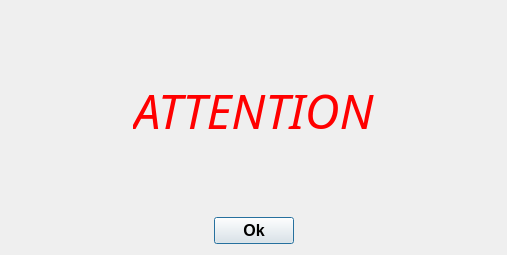
eyecu-im/eyecu-qt, file src/plugins/attention/attentiondialog.ui: the form before one commit.
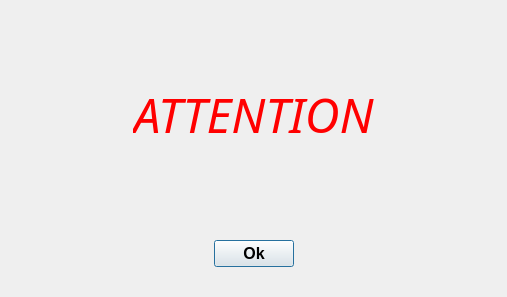
The form after the commit.

Commit message:
Attention dialog fixes
An attempt to fix Attention dialog geomenry. Not finished yet.

The edit to the form file:
```diff
--- a/src/plugins/attention/attentiondialog.ui
+++ b/src/plugins/attention/attentiondialog.ui
@@ -10,11 +10,11 @@
     <x>0</x>
     <y>0</y>
     <width>507</width>
-    <height>255</height>
+    <height>297</height>
    </rect>
   </property>
   <property name="sizePolicy">
-   <sizepolicy hsizetype="MinimumExpanding" vsizetype="MinimumExpanding">
+   <sizepolicy hsizetype="Preferred" vsizetype="Preferred">
     <horstretch>0</horstretch>
     <verstretch>0</verstretch>
    </sizepolicy>
@@ -32,8 +32,21 @@
   </property>
   <layout class="QVBoxLayout" name="verticalLayout">
    <item>
-    <layout class="QHBoxLayout" name="horizontalLayout">
-     <item>
+    <layout class="QGridLayout" name="gridLayout_3">
+     <item row="0" column="3">
+      <spacer name="horizontalSpacer">
+       <property name="orientation">
+        <enum>Qt::Horizontal</enum>
+       </property>
+       <property name="sizeHint" stdset="0">
+        <size>
+         <width>40</width>
+         <height>20</height>
+        </size>
+       </property>
+      </spacer>
+     </item>
+     <item row="0" column="0">
       <widget class="QLabel" name="lblBell1">
        <property name="sizePolicy">
         <sizepolicy hsizetype="Minimum" vsizetype="Minimum">
@@ -43,14 +56,14 @@
        </property>
        <property name="minimumSize">
         <size>
-         <width>16</width>
-         <height>16</height>
+         <width>64</width>
+         <height>64</height>
         </size>
        </property>
        <property name="maximumSize">
         <size>
-         <width>128</width>
-         <height>128</height>
+         <width>64</width>
+         <height>64</height>
         </size>
        </property>
        <property name="text">
@@ -58,20 +71,7 @@
        </property>
       </widget>
      </item>
-     <item>
-      <spacer name="horizontalSpacer_4">
-       <property name="orientation">
-        <enum>Qt::Horizontal</enum>
-       </property>
-       <property name="sizeHint" stdset="0">
-        <size>
-         <width>40</width>
-         <height>20</height>
-        </size>
-       </property>
-      </spacer>
-     </item>
-     <item>
+     <item row="0" column="2">
       <widget class="QLabel" name="lblAvatar">
        <property name="sizePolicy">
         <sizepolicy hsizetype="Minimum" vsizetype="Minimum">
@@ -99,8 +99,8 @@
        </property>
       </widget>
      </item>
-     <item>
-      <spacer name="horizontalSpacer">
+     <item row="0" column="1">
+      <spacer name="horizontalSpacer_4">
        <property name="orientation">
         <enum>Qt::Horizontal</enum>
        </property>
@@ -112,7 +112,7 @@
        </property>
       </spacer>
      </item>
-     <item>
+     <item row="0" column="4">
       <widget class="QLabel" name="lblBell2">
        <property name="sizePolicy">
         <sizepolicy hsizetype="Minimum" vsizetype="Minimum">
@@ -122,14 +122,14 @@
        </property>
        <property name="minimumSize">
         <size>
-         <width>16</width>
-         <height>16</height>
+         <width>64</width>
+         <height>64</height>
         </size>
        </property>
        <property name="maximumSize">
         <size>
-         <width>128</width>
-         <height>128</height>
+         <width>64</width>
+         <height>64</height>
         </size>
        </property>
        <property name="text">
@@ -140,40 +140,8 @@
     </layout>
    </item>
    <item>
-    <layout class="QHBoxLayout" name="horizontalLayout_3">
-     <item>
-      <widget class="QLabel" name="lblExclamation1">
-       <property name="minimumSize">
-        <size>
-         <width>64</width>
-         <height>133</height>
-        </size>
-       </property>
-       <property name="maximumSize">
-        <size>
-         <width>64</width>
-         <height>133</height>
-        </size>
-       </property>
-       <property name="text">
-        <string notr="true"/>
-       </property>
-      </widget>
-     </item>
-     <item>
-      <spacer name="horizontalSpacer_5">
-       <property name="orientation">
-        <enum>Qt::Horizontal</enum>
-       </property>
-       <property name="sizeHint" stdset="0">
-        <size>
-         <width>8</width>
-         <height>0</height>
-        </size>
-       </property>
-      </spacer>
-     </item>
-     <item>
+    <layout class="QGridLayout" name="gridLayout">
+     <item row="0" column="2">
       <widget class="QLabel" name="lblAttention">
        <property name="palette">
         <palette>
@@ -257,7 +225,7 @@
        </property>
       </widget>
      </item>
-     <item>
+     <item row="0" column="3">
       <spacer name="horizontalSpacer_6">
        <property name="orientation">
         <enum>Qt::Horizontal</enum>
@@ -270,8 +238,52 @@
        </property>
       </spacer>
      </item>
-     <item>
+     <item row="0" column="0" rowspan="2">
+      <widget class="QLabel" name="lblExclamation1">
+       <property name="sizePolicy">
+        <sizepolicy hsizetype="Minimum" vsizetype="Minimum">
+         <horstretch>0</horstretch>
+         <verstretch>0</verstretch>
+        </sizepolicy>
+       </property>
+       <property name="minimumSize">
+        <size>
+         <width>64</width>
+         <height>133</height>
+        </size>
+       </property>
+       <property name="maximumSize">
+        <size>
+         <width>64</width>
+         <height>133</height>
+        </size>
+       </property>
+       <property name="text">
+        <string notr="true"/>
+       </property>
+      </widget>
+     </item>
+     <item row="0" column="1">
+      <spacer name="horizontalSpacer_5">
+       <property name="orientation">
+        <enum>Qt::Horizontal</enum>
+       </property>
+       <property name="sizeHint" stdset="0">
+        <size>
+         <width>8</width>
+         <height>0</height>
+        </size>
+       </property>
+      </spacer>
+     </item>
+     <item row="0" column="4" rowspan="2">
       <widget class="QLabel" name="lblExclamation2">
+       <property name="sizePolicy">
+        <sizepolicy hsizetype="Minimum" vsizetype="Minimum">
+         <horstretch>0</horstretch>
+         <verstretch>0</verstretch>
+        </sizepolicy>
+       </property>
        <property name="minimumSize">
         <size>
          <width>64</width>
@@ -289,9 +301,7 @@
        </property>
       </widget>
      </item>
-    </layout>
-   </item>
-   <item>
+     <item row="1" column="1" colspan="3">
     <widget class="QLabel" name="lblText">
      <property name="sizePolicy">
       <sizepolicy hsizetype="Preferred" vsizetype="Preferred">
@@ -315,6 +325,8 @@
      </property>
     </widget>
    </item>
+    </layout>
+   </item>
    <item>
     <layout class="QHBoxLayout" name="horizontalLayout_2">
      <item>
@@ -327,14 +339,14 @@
        </property>
        <property name="minimumSize">
         <size>
-         <width>16</width>
-         <height>16</height>
+         <width>64</width>
+         <height>64</height>
         </size>
        </property>
        <property name="maximumSize">
         <size>
-         <width>128</width>
-         <height>128</height>
+         <width>64</width>
+         <height>64</height>
         </size>
        </property>
        <property name="text">
@@ -391,14 +403,14 @@
        </property>
        <property name="minimumSize">
         <size>
-         <width>16</width>
-         <height>16</height>
+         <width>64</width>
+         <height>64</height>
         </size>
        </property>
        <property name="maximumSize">
         <size>
-         <width>128</width>
-         <height>128</height>
+         <width>64</width>
+         <height>64</height>
         </size>
        </property>
        <property name="text">
```
Lines whose indentation alone changed are shown as unchanged. The commit also changes 1 other file.
